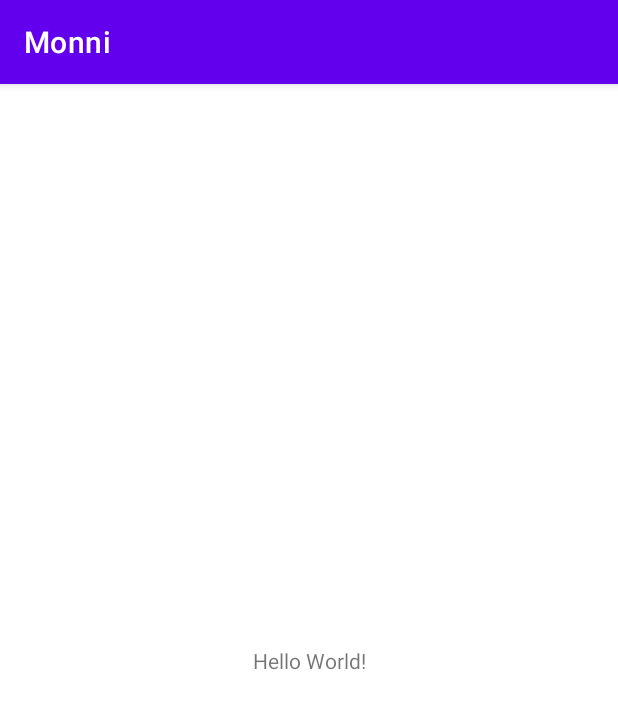
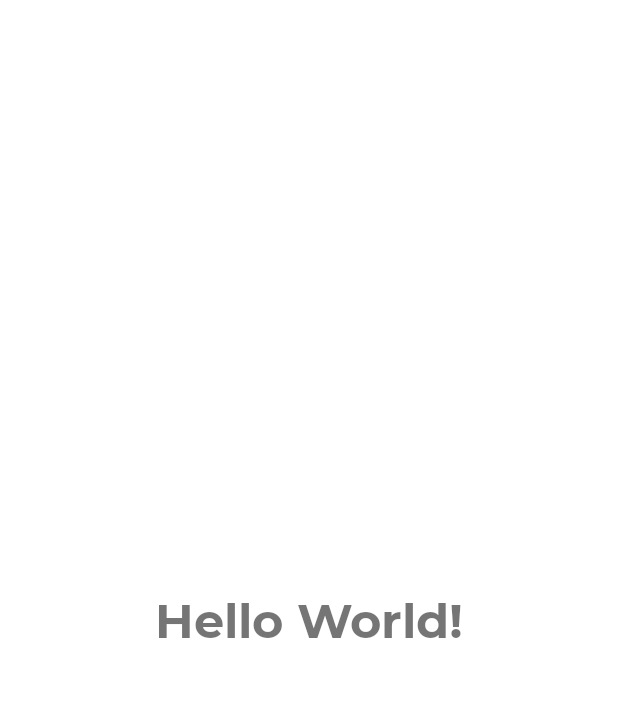
Before and after one commit to TheKiesling/Monni, an Android app: the screen it shows after launch (MainActivity), on a phone screen of 412 x 824 dp. Shown: the top 709 px of the screen. Run offline under Robolectric (Android 15) with nearby library versions, the phone set to English and light mode, and no system bars.

Commit message:
Text Styles

```diff
--- a/app/src/main/res/layout/activity_main.xml
+++ b/app/src/main/res/layout/activity_main.xml
@@ -7,6 +7,7 @@
     tools:context=".MainActivity">
 
     <TextView
+        style="@style/main_title_text"
         android:layout_width="wrap_content"
         android:layout_height="wrap_content"
         android:text="Hello World!"
--- a/app/src/main/res/values/colors.xml
+++ b/app/src/main/res/values/colors.xml
@@ -7,4 +7,14 @@
     <color name="teal_700">#FF018786</color>
     <color name="black">#FF000000</color>
     <color name="white">#FFFFFFFF</color>
+
+    <!--Theme colors-->
+    <color name="maximum_blue_purple">#ADB6FD</color>
+    <color name="lavender_blue">#D0C7FF</color>
+    <color name="shampoo">#FCD3F7</color>
+    <color name="brilliant_lavender">#FFB9F1</color>
+    <color name="light_fuchsia_pink">#FF83EA</color>
+    <color name="light_cobalt_blue">#9796F0</color>
+    <color name="ube">#7F7FC7</color>
+
 </resources>
--- /dev/null
+++ b/app/src/main/res/values/dimensions.xml
@@ -0,0 +1,6 @@
+<?xml version="1.0" encoding="utf-8"?>
+<resources>
+    <!-- Text dimensions -->
+    <dimen name="general_text_size">16dp</dimen>
+    <dimen name="main_title_text_size">32dp</dimen>
+</resources>
--- a/app/src/main/res/values/themes.xml
+++ b/app/src/main/res/values/themes.xml
@@ -1,9 +1,10 @@
 <resources xmlns:tools="http://schemas.android.com/tools">
     <!-- Base application theme. -->
-    <style name="Theme.Monni" parent="Theme.MaterialComponents.DayNight.DarkActionBar">
-        <!-- Primary brand color. -->
-        <item name="colorPrimary">@color/purple_500</item>
-        <item name="colorPrimaryVariant">@color/purple_700</item>
+    <style name="Theme.Monni" parent="Theme.MaterialComponents.DayNight.NoActionBar">
+        <!--   color for the app bar and other primary UI elements -->
+        <item name="colorPrimary">@color/maximum_blue_purple</item>
+        <!--   a darker variant of the primary color, used for the status bar (on Android 5.0+) and contextual app bars -->
+        <item name="colorPrimaryVariant">@color/light_cobalt_blue</item>
         <item name="colorOnPrimary">@color/white</item>
         <!-- Secondary brand color. -->
         <item name="colorSecondary">@color/teal_200</item>
@@ -13,4 +14,17 @@
         <item name="android:statusBarColor" tools:targetApi="l">?attr/colorPrimaryVariant</item>
         <!-- Customize your theme here. -->
     </style>
+
+    <!-- General text style -->
+    <style name="general_text" parent="Widget.AppCompat.TextView">
+        <item name="android:textSize">@dimen/general_text_size</item>
+        <item name="android:fontFamily">@font/montserrat_regular</item>
+    </style>
+
+    <!-- Main titles -->
+    <style name="main_title_text" parent="Widget.AppCompat.TextView">
+        <item name="android:textSize">@dimen/main_title_text_size</item>
+        <item name="android:fontFamily">@font/montserrat_bold</item>
+    </style>
+
 </resources>
```
Also changed, not shown: app/src/main/res/font/montserrat_bold.ttf (added), app/src/main/res/font/montserrat_medium.ttf (added), app/src/main/res/font/montserrat_regular.ttf (added), 1 other file.
